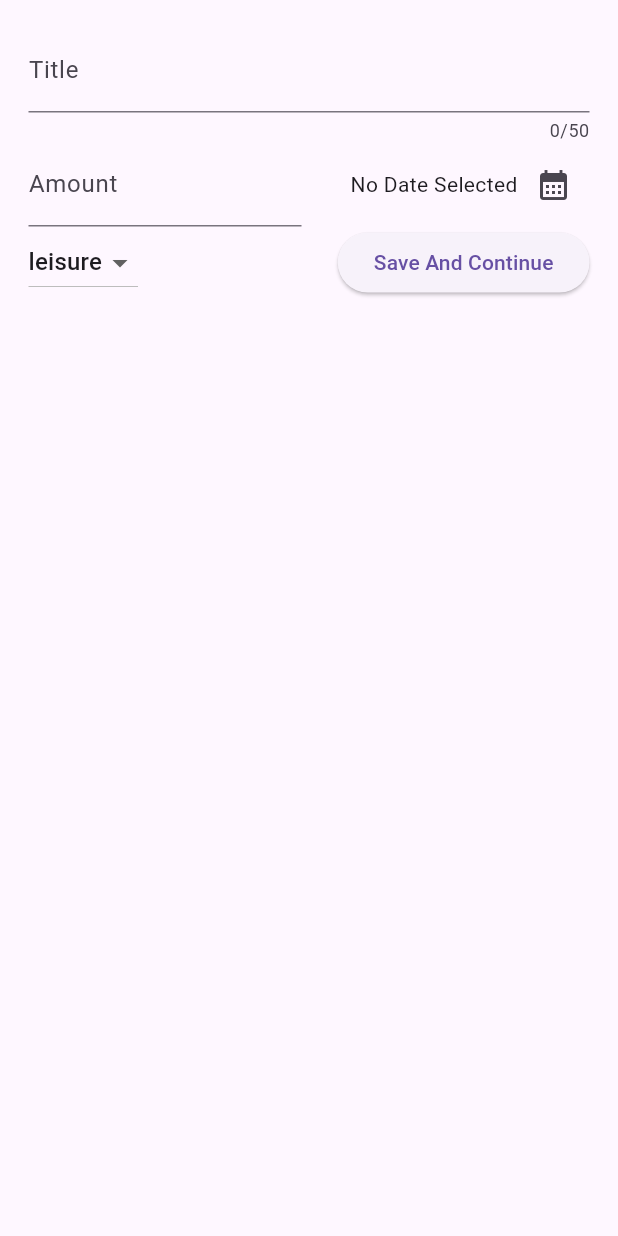
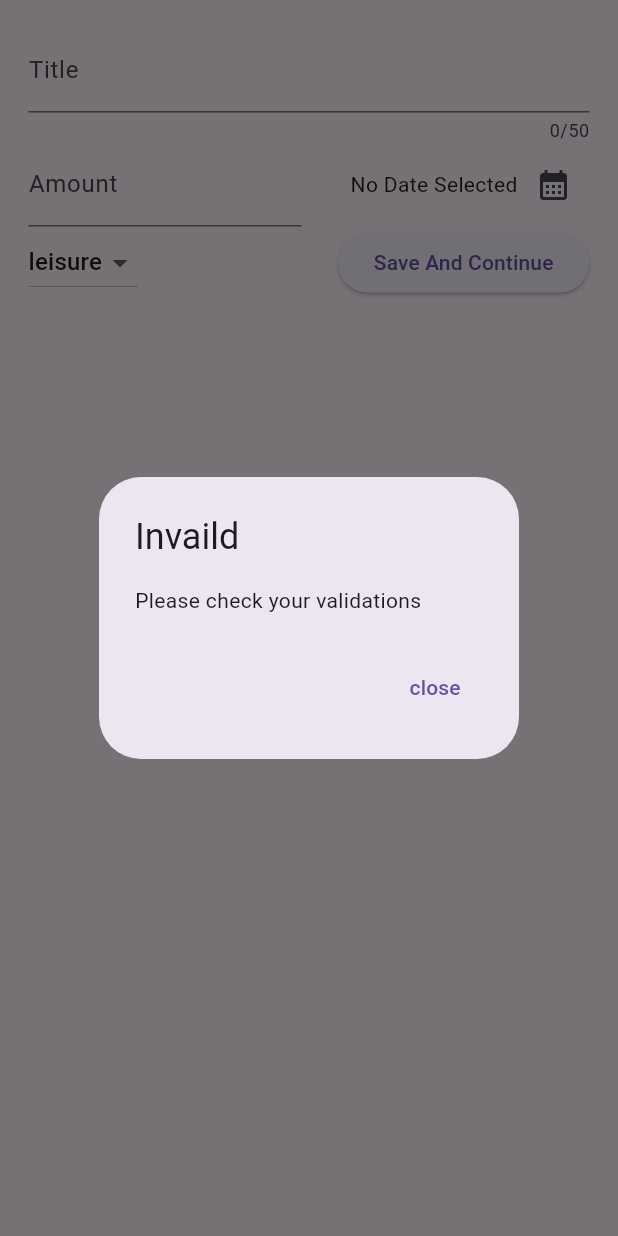
Before and after one commit to IllTushar/expense_tracker, a Flutter app: the BottomSheetDialog widget shown alone on an empty page, opened directly, after a tap on "Save And Continue", on a phone screen of 412 x 824 dp. Run offline on Flutter 3.47's test engine with Material 3 defaults, Android fonts, the phone set to English and light mode, and no system bars; our stand-ins replace google_fonts.

Commit message:
26.11.23x1

```diff
--- a/lib/bottomSheet/bottomSheetDialog.dart
+++ b/lib/bottomSheet/bottomSheetDialog.dart
@@ -28,6 +28,32 @@ class _BottomSheetDialogState extends State<BottomSheetDialog> {
     setState(() {
       showDateTime = pickTheDate;
     });
+  }
+
+  void _dataValidations() {
+    /*
+     tryParse... it can return null and also convert string into integer..
+     also convert binary ,hexadecimal ,octal into decimal formation..
+     */
+    final enterAmount = double.tryParse(_amount.text);
+    final newAmount = enterAmount == null || enterAmount <= 0;
+    if (_amount.text.isEmpty || newAmount || showDateTime == null) {
+      // Show DialogBox...
+      showDialog(
+          context: context,
+          builder: (ctx) => AlertDialog(
+                title: const Text("Invaild"),
+                content: const Text("Please check your validations"),
+                actions: [
+                  TextButton(
+                      onPressed: () {
+                        Navigator.pop(context);
+                      },
+                      child: const Text("close"))
+                ],
+              ));
+      return;
+    }
   }
 
   @override
@@ -81,13 +107,18 @@ class _BottomSheetDialogState extends State<BottomSheetDialog> {
           ),
           Row(
             children: [
-              const SizedBox(height: 18,),
+              const SizedBox(
+                height: 18,
+              ),
               DropdownButton(
                 value: _selectedCategory,
                 items: category.Category.values.map((category) {
                   return DropdownMenuItem(
                     value: category,
-                    child: Text(category.name.toLowerCase(),style: GoogleFonts.aBeeZee(),),
+                    child: Text(
+                      category.name.toLowerCase(),
+                      style: GoogleFonts.aBeeZee(),
+                    ),
                   );
                 }).toList(),
                 onChanged: (value) {
@@ -102,7 +133,7 @@ class _BottomSheetDialogState extends State<BottomSheetDialog> {
               const Spacer(),
               ElevatedButton(
                   onPressed: () {
-                    print(_newText.text);
+                    _dataValidations();
                   },
                   child: const Text("Save And Continue")),
             ],
```
